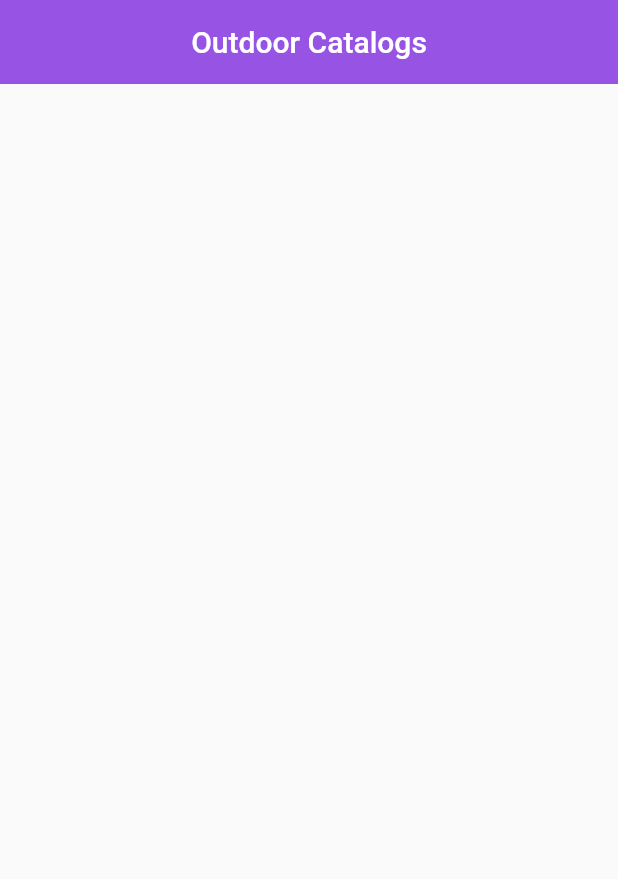
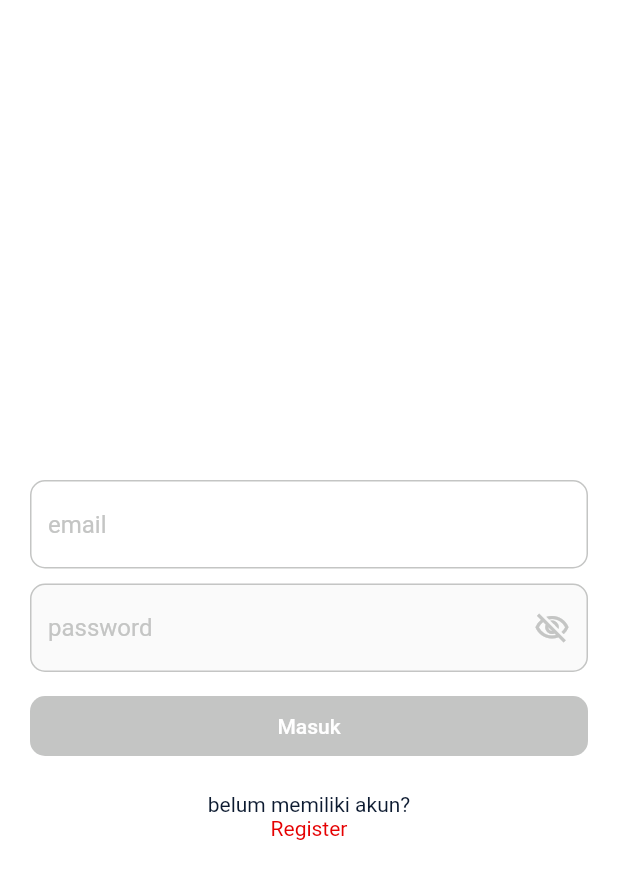
Before and after one commit to taufiqjack/learn_flutter_supabase, a Flutter app: the screen it shows after launch, on a phone screen of 412 x 824 dp. Shown: the top 879 px of the screen. Run offline on Flutter 3.47's test engine with Material 2 defaults, Android fonts, the phone set to English and light mode, and no system bars; our stand-ins replace flutter_dotenv, hive, rflutter_alert, supabase_flutter; missing offline and left inert: curved_progress_bar; accounts and stored records are empty.

Commit message:
update: add authentication using email & password

```diff
--- a/lib/main.dart
+++ b/lib/main.dart
@@ -1,7 +1,12 @@
 import 'package:flutter/material.dart';
+import 'package:flutter/services.dart';
 import 'package:flutter_dotenv/flutter_dotenv.dart';
+import 'package:learn_flutter_supabase/core/hive/hive_const.dart';
+import 'package:learn_flutter_supabase/core/hive/hive_stuff.dart';
+import 'package:learn_flutter_supabase/core/routes/route_constants.dart';
 import 'package:learn_flutter_supabase/core/supabase/supabase_stuff.dart';
 import 'package:learn_flutter_supabase/presentations/home/view/home_view.dart';
+import 'package:learn_flutter_supabase/presentations/signin/view/signin_view.dart';
 
 import 'core/utils/const.dart';
 
@@ -9,22 +14,30 @@ Future<void> main() async {
   WidgetsFlutterBinding.ensureInitialized();
   await dotenv.load(fileName: ENV_PATH);
   await SupabaseInit.init();
+  await HiveStuff.init();
   runApp(const MyApp());
 }
 
 class MyApp extends StatelessWidget {
   const MyApp({super.key});
 
-  // This widget is the root of your application.
   @override
   Widget build(BuildContext context) {
+    SystemChrome.setSystemUIOverlayStyle(const SystemUiOverlayStyle(
+      statusBarColor: Colors.transparent,
+      statusBarIconBrightness: Brightness.dark,
+      statusBarBrightness: Brightness.light,
+    ));
     return MaterialApp(
       debugShowCheckedModeBanner: false,
-      title: 'Flutter Demo',
       theme: ThemeData(
+          floatingActionButtonTheme: const FloatingActionButtonThemeData(
+              backgroundColor: Color.fromARGB(255, 151, 84, 228)),
           colorScheme: const ColorScheme.light(
               primary: Color.fromARGB(255, 151, 84, 228))),
-      home: const HomeView(),
+      home:
+          LOGGEDBOX.get(LOGGED) == true ? const HomeView() : const SignInView(),
+      navigatorKey: Go.navigatorKey,
     );
   }
 }
--- /dev/null
+++ b/lib/presentations/signin/controller/signin_controller.dart
@@ -0,0 +1,93 @@
+import 'package:flutter/material.dart';
+import 'package:learn_flutter_supabase/core/constant/color_constant.dart';
+import 'package:learn_flutter_supabase/core/hive/hive_const.dart';
+import 'package:learn_flutter_supabase/core/routes/route_constants.dart';
+import 'package:learn_flutter_supabase/core/utils/const.dart';
+import 'package:learn_flutter_supabase/presentations/home/view/home_view.dart';
+import 'package:learn_flutter_supabase/presentations/signin/view/signin_view.dart';
+import 'package:rflutter_alert/rflutter_alert.dart';
+import 'package:supabase_flutter/supabase_flutter.dart';
+
+class SignInController extends State<SignInView> {
+  final emailField = TextEditingController();
+  final passwordField = TextEditingController();
+  bool isAsync = false;
+  final ValueNotifier<bool> validForm = ValueNotifier<bool>(false);
+
+  final supabase = Supabase.instance.client;
+  bool showPassword = true;
+
+  void toggleShowPassword() {
+    showPassword = !showPassword;
+    setState(() {});
+  }
+
+  btnSignIn() async {
+    isAsync = true;
+    setState(() {});
+    final response = await supabase.auth.signInWithPassword(
+        email: emailField.text, password: passwordField.text);
+
+    Future.delayed(const Duration(seconds: 3), () {
+      if (response.user == null) {
+        isAsync = false;
+        setState(() {});
+        Alert(
+            context: context,
+            desc: 'error',
+            style: AlertStyle(
+                descPadding: const EdgeInsets.only(top: 10),
+                descStyle: TextStyle(color: red.withOpacity(0.7))),
+            type: AlertType.error,
+            buttons: [
+              DialogButton(
+                color: greyThree,
+                child: const Text(
+                  'OK',
+                  style: TextStyle(color: white, fontSize: 16),
+                ),
+                onPressed: () => Go.back(),
+              )
+            ]).show();
+      } else {
+        LOGGEDBOX.put(LOGGED, true);
+        Go.to(const HomeView());
+      }
+    });
+  }
+
+  @override
+  void initState() {
+    emailField.addListener(() {
+      validForm.value = isFormValid();
+    });
+    passwordField.addListener(() {
+      validForm.value = isFormValid();
+    });
+    super.initState();
+  }
+
+  bool isFormValid() =>
+      emailField.text.isNotEmpty && passwordField.text.isNotEmpty;
+
+  ValueListenableBuilder<T> listenableBuilder<T>(
+      {required ValueNotifier<T> notifier,
+      required Widget Function(BuildContext context, T value, Widget? widget)
+          builder}) {
+    return ValueListenableBuilder<T>(
+        valueListenable: notifier, builder: builder);
+  }
+
+  ValueListenableBuilder<bool> saveButtonState(
+      {required Widget Function(bool isEnabled) builder}) {
+    return listenableBuilder<bool>(
+      notifier: validForm,
+      builder: (context, isEnabled, child) {
+        return builder(isEnabled);
+      },
+    );
+  }
+
+  @override
+  Widget build(BuildContext context) => widget.build(context, this);
+}
--- /dev/null
+++ b/lib/presentations/signin/view/signin_view.dart
@@ -0,0 +1,79 @@
+import 'package:flutter/material.dart';
+import 'package:learn_flutter_supabase/core/constant/color_constant.dart';
+import 'package:learn_flutter_supabase/core/routes/route_constants.dart';
+import 'package:learn_flutter_supabase/presentations/register/view/register_view.dart';
+import 'package:learn_flutter_supabase/presentations/signin/controller/signin_controller.dart';
+import 'package:learn_flutter_supabase/presentations/widgets/common_button.dart';
+import 'package:learn_flutter_supabase/presentations/widgets/common_password_field.dart';
+import 'package:learn_flutter_supabase/presentations/widgets/common_textfield.dart';
+import 'package:learn_flutter_supabase/presentations/widgets/common_textstyle.dart';
+
+class SignInView extends StatefulWidget {
+  const SignInView({super.key});
+
+  Widget build(BuildContext context, SignInController controller) {
+    return Scaffold(
+      backgroundColor: white,
+      appBar: AppBar(
+        elevation: 0,
+        backgroundColor: white,
+      ),
+      body: Padding(
+          padding: const EdgeInsets.only(right: 20, left: 20),
+          child: Column(
+            mainAxisAlignment: MainAxisAlignment.center,
+            children: [
+              CommonTextField(
+                controller: controller.emailField,
+                hintText: 'email',
+                textInputType: TextInputType.text,
+                textInputAction: TextInputAction.next,
+              ),
+              const SizedBox(
+                height: 10,
+              ),
+              CommonPasswordField(
+                controller: controller.passwordField,
+                filled: true,
+                fillColor: whiteTwo,
+                keyboardType: TextInputType.text,
+                obsecure: true,
+                showPassword: controller.showPassword,
+                hintText: 'password',
+                onClickShowPassword: () => controller.toggleShowPassword(),
+                action: TextInputAction.done,
+              ),
+              const SizedBox(
+                height: 12,
+              ),
+              controller.saveButtonState(
+                builder: (isEnabled) => CommonButton(
+                  buttonText: 'Masuk',
+                  isEnabled: isEnabled,
+                  onTap: () => controller.btnSignIn(),
+                  size: Size(MediaQuery.of(context).size.width, 40),
+                  buttonBackgroundColor: purple.withOpacity(0.8),
+                  buttonTextColor: white,
+                ),
+              ),
+              const SizedBox(
+                height: 20,
+              ),
+              const CommonText(text: 'belum memiliki akun?'),
+              InkWell(
+                onTap: () {
+                  Go.to(const RegisterView());
+                },
+                child: const CommonText(
+                  text: 'Register',
+                  color: red,
+                ),
+              )
+            ],
+          )),
+    );
+  }
+
+  @override
+  State<StatefulWidget> createState() => SignInController();
+}
```
Also changed, not shown: lib/presentations/home/controller/home_controller.dart (+20 -0 lines), lib/presentations/home/view/home_view.dart (+17 -2 lines), lib/presentations/register/controller/register_controller.dart (added, +90 -0 lines), lib/presentations/register/view/register_view.dart (added, +76 -0 lines), 1 other file.
